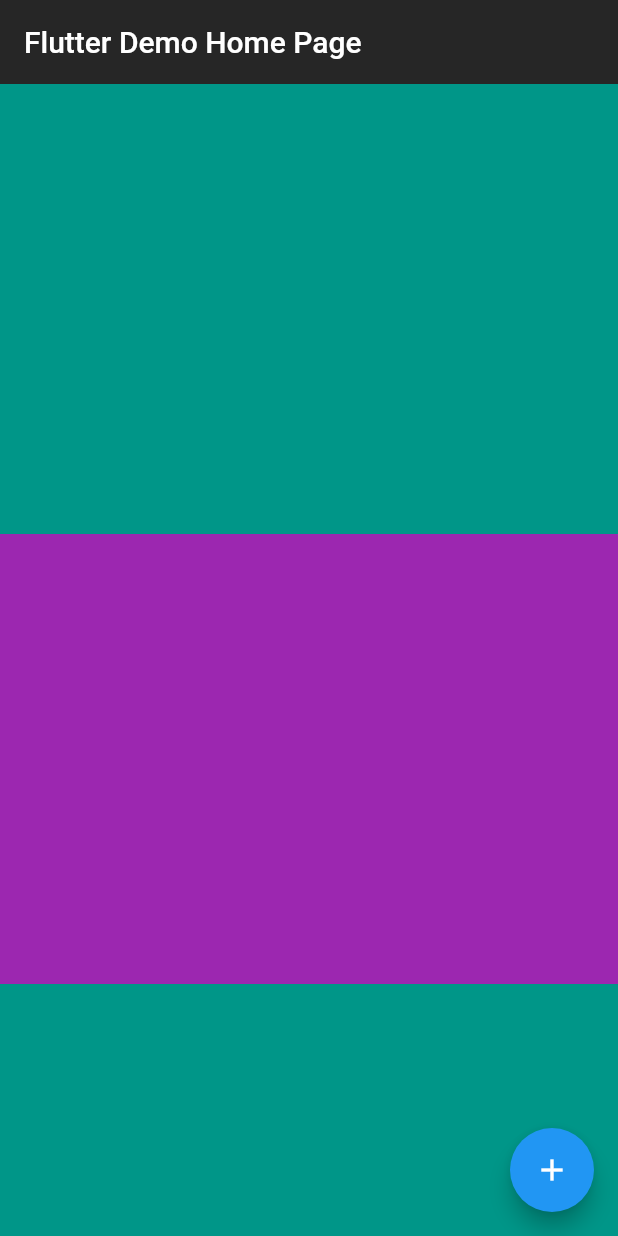
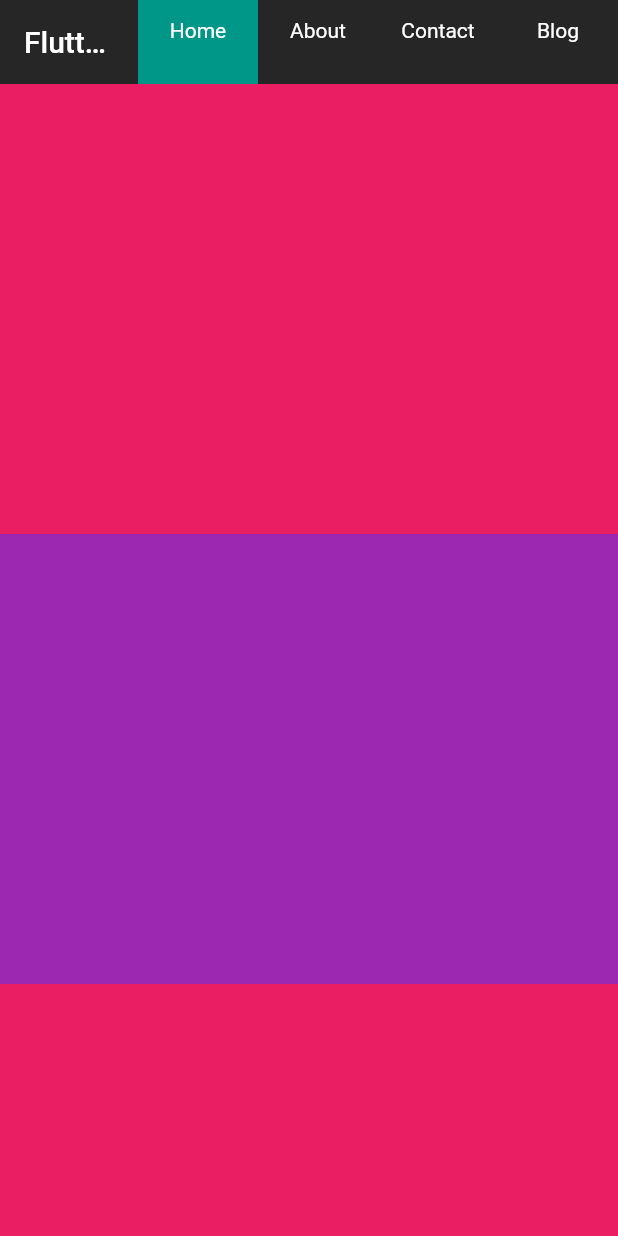
Before and after one commit to brenodt/brenodt.github.io, a Flutter app: the screen it shows after launch, on a phone screen of 412 x 824 dp. Run offline on Flutter 3.47's test engine with Material 2 defaults, Android fonts, the light colour scheme and no system bars.

Commit message:
Complete state logic and animation of SliverAppBar

```diff
--- a/web_app/lib/main.dart
+++ b/web_app/lib/main.dart
@@ -1,4 +1,7 @@
 import 'package:flutter/material.dart';
+import 'package:provider/provider.dart';
+
+import 'src/services/app_state_provider.dart';
 
 void main() {
   runApp(MyApp());
@@ -7,19 +10,23 @@ void main() {
 class MyApp extends StatelessWidget {
   @override
   Widget build(BuildContext context) {
-    return MaterialApp(
+    // ignore: always_specify_types
+    return ChangeNotifierProvider(
+      create: (BuildContext context) => AppStateProvider(),
+      child: MaterialApp(
         title: 'Flutter Demo',
         theme: ThemeData(
-        primaryColor: Color(0xFF262626),
+          primaryColor: const Color(0xFF262626),
           visualDensity: VisualDensity.adaptivePlatformDensity,
         ),
-      home: MyHomePage(title: 'Flutter Demo Home Page'),
+        home: const MyHomePage(title: 'Flutter Demo Home Page'),
+      ),
     );
   }
 }
 
 class MyHomePage extends StatefulWidget {
-  MyHomePage({Key key, this.title}) : super(key: key);
+  const MyHomePage({Key key, this.title}) : super(key: key);
   final String title;
 
   @override
@@ -27,22 +34,38 @@ class MyHomePage extends StatefulWidget {
 }
 
 class _MyHomePageState extends State<MyHomePage> {
-  int _counter = 0;
-
-  void _incrementCounter() {
-    setState(() {
-      _counter++;
-    });
-  }
-
   @override
   Widget build(BuildContext context) {
     return Scaffold(
-      body: CustomScrollView(
-        slivers: [
+      body: Consumer<AppStateProvider>(
+          builder: (BuildContext context, AppStateProvider provider, _) {
+        return CustomScrollView(
+          slivers: <Widget>[
             SliverAppBar(
               title: Text(widget.title),
               floating: true,
+              actions: <Widget>[
+                AppbarButton(
+                  active: provider.currentState == AppState.home,
+                  name: 'Home',
+                  handlesState: AppState.home,
+                ),
+                AppbarButton(
+                  active: provider.currentState == AppState.about,
+                  name: 'About',
+                  handlesState: AppState.about,
+                ),
+                AppbarButton(
+                  active: provider.currentState == AppState.contact,
+                  name: 'Contact',
+                  handlesState: AppState.contact,
+                ),
+                AppbarButton(
+                  active: provider.currentState == AppState.blog,
+                  name: 'Blog',
+                  handlesState: AppState.blog,
+                ),
+              ],
             ),
             SliverList(
               delegate: SliverChildListDelegate(
@@ -50,23 +73,126 @@ class _MyHomePageState extends State<MyHomePage> {
               ),
             ),
           ],
-      ),
-      floatingActionButton: FloatingActionButton(
-        onPressed: _incrementCounter,
-        tooltip: 'Increment',
-        child: Icon(Icons.add),
-      ),
+        );
+      }),
     );
   }
 }
 
 List<Widget> containers() {
-  var _list = <Widget>[];
-  for (var i = 0; i < 10; i++) {
+  final List<Widget> _list = <Widget>[];
+  for (int i = 0; i < 10; i++) {
     _list.add(Container(
       height: 300,
-      color: i % 2 == 0 ? Colors.teal : Colors.purple,
+      color: i % 2 == 0 ? Colors.pink : Colors.purple,
     ));
   }
   return _list;
 }
+
+class AppbarButton extends StatelessWidget {
+  const AppbarButton({
+    Key key,
+    this.active,
+    @required this.name,
+    @required this.handlesState,
+  }) : super(key: key);
+  final bool active;
+  final String name;
+  final AppState handlesState;
+
+  @override
+  Widget build(BuildContext context) {
+    return Stack(
+      alignment: AlignmentDirectional.center,
+      children: <Widget>[
+        AnimateExpansion(
+          animate: active,
+          child: Container(
+            width: 80,
+            color: Colors.teal,
+          ),
+        ),
+        GestureDetector(
+          onTap: () {
+            Provider.of<AppStateProvider>(context, listen: false).currentState =
+                handlesState;
+          },
+          child: Container(
+            height: double.maxFinite,
+            padding: const EdgeInsets.symmetric(
+              horizontal: 8.0,
+              vertical: 12.0,
+            ),
+            child: Text(name),
+          ),
+        ),
+      ],
+    );
+  }
+}
+
+class AnimateExpansion extends StatefulWidget {
+  const AnimateExpansion({
+    @required this.animate,
+    @required this.child,
+  });
+  final Widget child;
+  final bool animate;
+
+  @override
+  _AnimateExpansionState createState() => _AnimateExpansionState();
+}
+
+class _AnimateExpansionState extends State<AnimateExpansion>
+    with SingleTickerProviderStateMixin {
+  AnimationController _animationController;
+  Animation<double> _animation;
+
+  void prepareAnimations() {
+    _animationController = AnimationController(
+      vsync: this,
+      duration: const Duration(milliseconds: 350),
+    );
+    _animation = CurvedAnimation(
+      parent: _animationController,
+      curve: Curves.easeInCubic,
+      reverseCurve: Curves.easeOutCubic,
+    );
+  }
+
+  void _toggle() {
+    if (widget.animate) {
+      _animationController.forward();
+    } else {
+      _animationController.reverse();
+    }
+  }
+
+  @override
+  void initState() {
+    super.initState();
+    prepareAnimations();
+    _toggle();
+  }
+
+  @override
+  void didUpdateWidget(AnimateExpansion oldWidget) {
+    super.didUpdateWidget(oldWidget);
+    _toggle();
+  }
+
+  @override
+  Widget build(BuildContext context) {
+    return SizeTransition(
+      sizeFactor: _animation,
+      child: widget.child,
+    );
+  }
+
+  @override
+  void dispose() {
+    _animationController.dispose();
+    super.dispose();
+  }
+}
--- a/web_app/lib/src/services/app_state_provider.dart
+++ b/web_app/lib/src/services/app_state_provider.dart
@@ -8,12 +8,33 @@ enum AppState {
 }
 
 class AppStateProvider with ChangeNotifier {
-  AppState _appState = AppState.home;
+  AppStateProvider() {
+    currentState = _currentState;
+  }
+  AppState _currentState = AppState.home;
+  List<bool> _state = <bool>[];
 
-  AppState get currentState => _appState;
+  AppState get currentState => _currentState;
+  List<bool> get appState => _state;
 
   set currentState(AppState newState) {
-    _appState = newState;
+    _currentState = newState;
+    _state = List<bool>.filled(AppState.values.length, false);
+    switch (_currentState) {
+      case AppState.home:
+        _state[0] = true;
+        break;
+      case AppState.about:
+        _state[1] = true;
+        break;
+      case AppState.contact:
+        _state[2] = true;
+        break;
+      case AppState.blog:
+        _state[3] = true;
+        break;
+      default:
+    }
     notifyListeners();
   }
 }
```
Also changed, not shown: 2 other files. Lines whose indentation alone changed are shown as unchanged.
